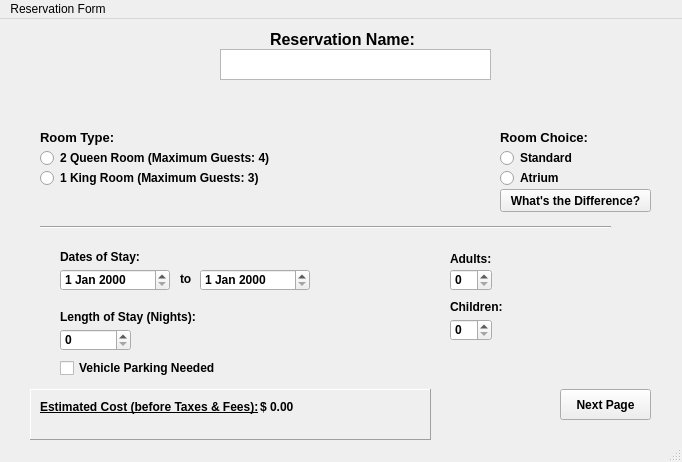
Old version of the form mainwindow.ui in the repository JMielbrecht-Class-Projects/Lab2_CSC3220_ReservationForm_JMielbrecht.
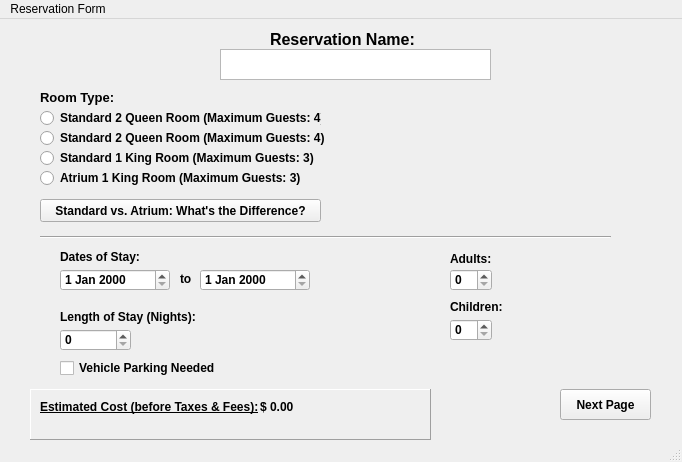
New version of the form.

Commit message:
(FIXED) Redone room type radios
Made one set of four options instead of two sets of two.

Patch:
```diff
--- a/mainwindow.ui
+++ b/mainwindow.ui
@@ -67,7 +67,7 @@
       <property name="geometry">
        <rect>
         <x>40</x>
-        <y>110</y>
+        <y>70</y>
         <width>111</width>
         <height>16</height>
        </rect>
@@ -83,81 +83,63 @@
        <string>Room Type:</string>
       </property>
      </widget>
-     <widget class="QLabel" name="rmChoice">
-      <property name="geometry">
-       <rect>
-        <x>500</x>
-        <y>110</y>
-        <width>111</width>
-        <height>16</height>
-       </rect>
-      </property>
-      <property name="font">
-       <font>
-        <pointsize>10</pointsize>
-       </font>
-      </property>
-      <property name="text">
-       <string>Room Choice:</string>
-      </property>
-     </widget>
      <widget class="QRadioButton" name="queen">
       <property name="geometry">
        <rect>
         <x>40</x>
-        <y>130</y>
-        <width>231</width>
+        <y>90</y>
+        <width>281</width>
         <height>18</height>
        </rect>
       </property>
       <property name="text">
-       <string>2 Queen Room (Maximum Guests: 4)</string>
+       <string>Standard 2 Queen Room (Maximum Guests: 4)</string>
       </property>
      </widget>
      <widget class="QRadioButton" name="king">
       <property name="geometry">
        <rect>
         <x>40</x>
-        <y>150</y>
-        <width>241</width>
+        <y>110</y>
+        <width>291</width>
         <height>18</height>
        </rect>
       </property>
       <property name="text">
-       <string>1 King Room (Maximum Guests: 3)</string>
+       <string>Standard 2 Queen Room (Maximum Guests: 4)</string>
       </property>
      </widget>
      <widget class="QRadioButton" name="atrium">
       <property name="geometry">
        <rect>
-        <x>500</x>
+        <x>40</x>
         <y>150</y>
-        <width>171</width>
+        <width>261</width>
         <height>18</height>
        </rect>
       </property>
       <property name="text">
-       <string>Atrium</string>
+       <string>Atrium 1 King Room (Maximum Guests: 3)</string>
       </property>
      </widget>
      <widget class="QRadioButton" name="standard">
       <property name="geometry">
        <rect>
-        <x>500</x>
+        <x>40</x>
         <y>130</y>
-        <width>171</width>
+        <width>281</width>
         <height>18</height>
        </rect>
       </property>
       <property name="text">
-       <string>Standard</string>
+       <string>Standard 1 King Room (Maximum Guests: 3)</string>
       </property>
      </widget>
      <widget class="Line" name="line">
       <property name="geometry">
        <rect>
         <x>40</x>
-        <y>200</y>
+        <y>210</y>
         <width>571</width>
         <height>16</height>
        </rect>
@@ -358,14 +340,14 @@
      <widget class="QPushButton" name="pushButton_2">
       <property name="geometry">
        <rect>
-        <x>500</x>
-        <y>170</y>
-        <width>151</width>
+        <x>40</x>
+        <y>180</y>
+        <width>281</width>
         <height>23</height>
        </rect>
       </property>
       <property name="text">
-       <string>What's the Difference?</string>
+       <string>Standard vs. Atrium: What's the Difference?</string>
       </property>
      </widget>
     </widget>
```
The commit also changes 1 other file.
